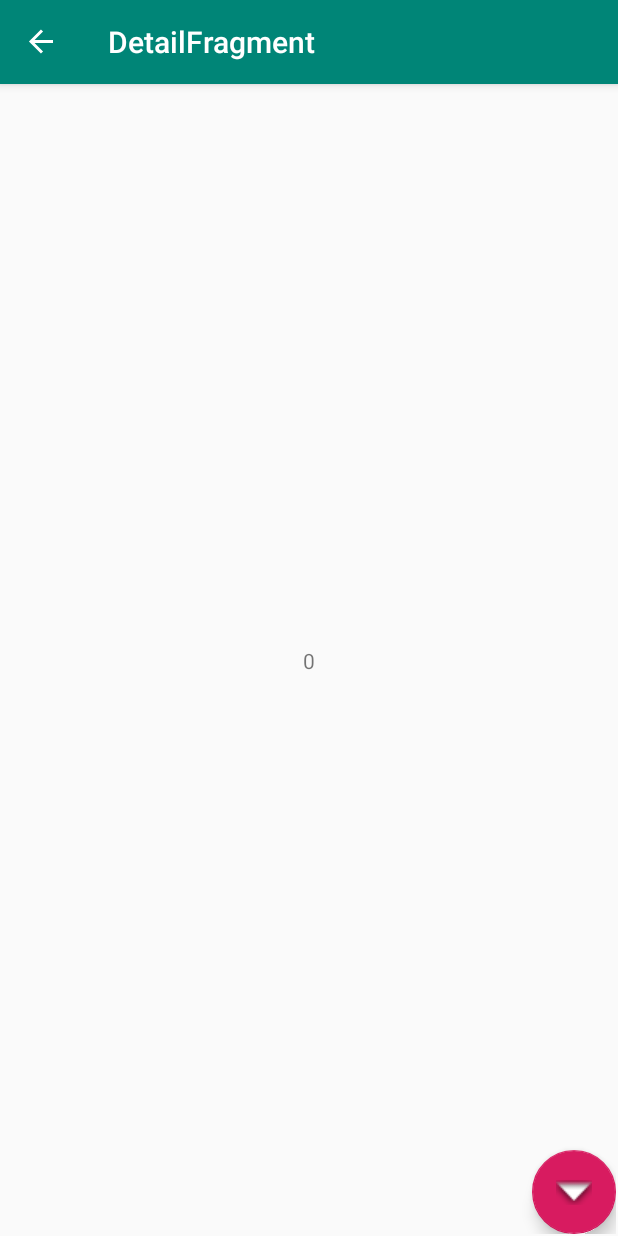
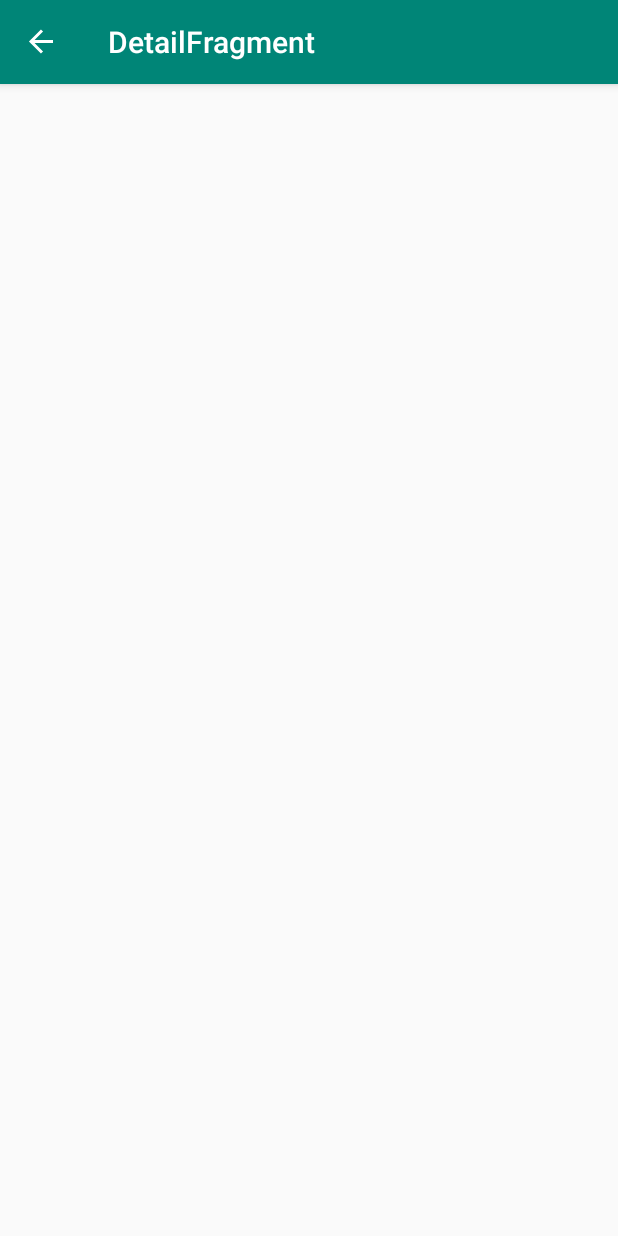
Before and after one commit to ionutlearning/jetpackOne, an Android app: the DetailFragment screen opened through its navigation route, on a phone screen of 412 x 824 dp. Run offline under Robolectric (Android 15) with nearby library versions, the phone set to English and light mode, and no system bars; our stand-ins replace data binding, navigation-ui.

Commit message:
layout 1

```diff
--- a/app/src/main/java/com/example/jetpackone/view/DetailFragment.kt
+++ b/app/src/main/java/com/example/jetpackone/view/DetailFragment.kt
@@ -30,12 +30,6 @@ private var uuid : Int = 0
 
         arguments?.let {
             uuid = DetailFragmentArgs.fromBundle(it).dogUuid
-            detailTv.text = uuid.toString()
-        }
-
-        buttonList.setOnClickListener {
-            val action = DetailFragmentDirections.actionListFragment()
-            Navigation.findNavController(it).navigate(action)
         }
     }
 }
--- a/app/src/main/java/com/example/jetpackone/view/ListFragment.kt
+++ b/app/src/main/java/com/example/jetpackone/view/ListFragment.kt
@@ -23,14 +23,4 @@ class ListFragment : Fragment() {
         // Inflate the layout for this fragment
         return inflater.inflate(R.layout.fragment_list, container, false)
     }
-
-    override fun onViewCreated(view: View, savedInstanceState: Bundle?) {
-        super.onViewCreated(view, savedInstanceState)
-        buttonDetails.setOnClickListener {
-            val action = ListFragmentDirections.actionDetailFragment()
-            action.dogUuid = 10
-            Navigation.findNavController(it).navigate(action)
-        }
-    }
-
 }
--- a/app/src/main/res/layout/fragment_detail.xml
+++ b/app/src/main/res/layout/fragment_detail.xml
@@ -8,23 +8,5 @@
         android:layout_height="match_parent"
         tools:context=".view.DetailFragment">
 
-        <TextView
-            android:id="@+id/detailTv"
-            android:layout_width="wrap_content"
-            android:layout_height="wrap_content"
-            android:text="details fragment"
-            app:layout_constraintBottom_toBottomOf="parent"
-            app:layout_constraintEnd_toEndOf="parent"
-            app:layout_constraintStart_toStartOf="parent"
-            app:layout_constraintTop_toTopOf="parent" />
-
-        <com.google.android.material.floatingactionbutton.FloatingActionButton
-            android:id="@+id/buttonList"
-            android:layout_width="wrap_content"
-            android:layout_height="wrap_content"
-            android:clickable="true"
-            android:src="@android:drawable/arrow_down_float"
-            app:layout_constraintBottom_toBottomOf="parent"
-            app:layout_constraintEnd_toEndOf="parent" />
     </androidx.constraintlayout.widget.ConstraintLayout>
 </layout>
```
Also changed, not shown: app/src/main/res/layout/fragment_list.xml (+0 -17 lines).
